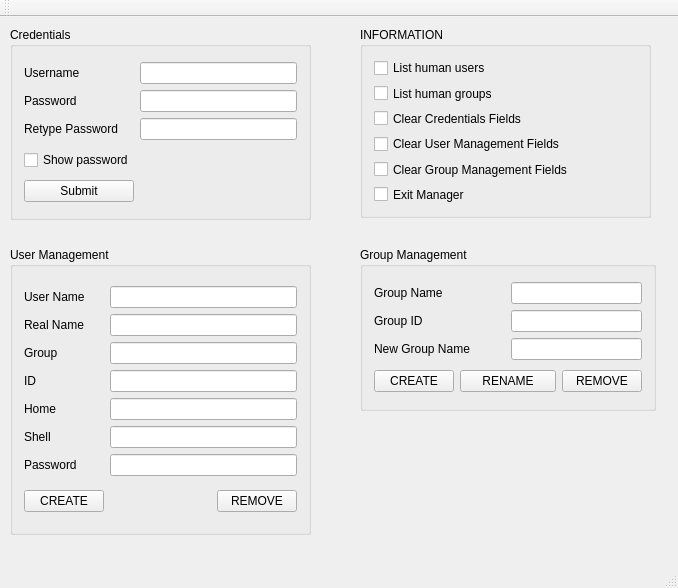
The window that manager.ui (dimkatsi91/Manager) describes before a commit, drawn with Qt 5.
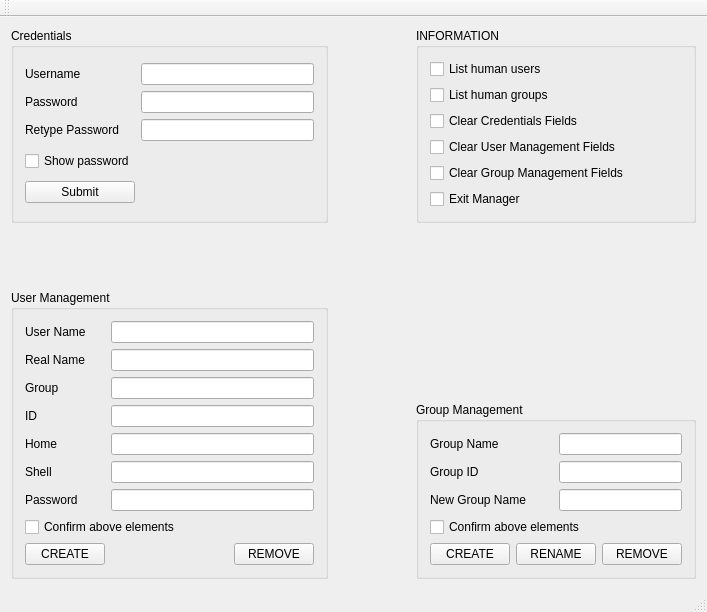
The same window after the commit.

Patch:
```diff
--- a/manager.ui
+++ b/manager.ui
@@ -6,23 +6,17 @@
    <rect>
     <x>0</x>
     <y>0</y>
-    <width>678</width>
-    <height>588</height>
+    <width>707</width>
+    <height>612</height>
    </rect>
   </property>
   <property name="windowTitle">
    <string>Welcome to Linux Manager</string>
   </property>
   <widget class="QWidget" name="centralWidget">
+   <layout class="QGridLayout" name="gridLayout_5">
+    <item row="0" column="0">
    <widget class="QGroupBox" name="Credentials_groupBox">
-    <property name="geometry">
-     <rect>
-      <x>10</x>
-      <y>10</y>
-      <width>301</width>
-      <height>193</height>
-     </rect>
-    </property>
     <property name="title">
      <string>Credentials</string>
     </property>
@@ -81,15 +75,99 @@
      </item>
     </layout>
    </widget>
+    </item>
+    <item row="0" column="1">
+     <spacer name="horizontalSpacer_2">
+      <property name="orientation">
+       <enum>Qt::Horizontal</enum>
+      </property>
+      <property name="sizeHint" stdset="0">
+       <size>
+        <width>62</width>
+        <height>20</height>
+       </size>
+      </property>
+     </spacer>
+    </item>
+    <item row="0" column="2">
+     <widget class="QGroupBox" name="groupBox">
+      <property name="title">
+       <string>INFORMATION</string>
+      </property>
+      <layout class="QGridLayout" name="gridLayout_4">
+       <item row="0" column="0">
+        <widget class="QCheckBox" name="human_users_checkBox">
+         <property name="text">
+          <string>List human users</string>
+         </property>
+        </widget>
+       </item>
+       <item row="1" column="0">
+        <widget class="QCheckBox" name="human_groups_checkBox">
+         <property name="text">
+          <string>List human groups</string>
+         </property>
+        </widget>
+       </item>
+       <item row="2" column="0">
+        <widget class="QCheckBox" name="clear_credentials_checkBox">
+         <property name="text">
+          <string>Clear Credentials Fields</string>
+         </property>
+        </widget>
+       </item>
+       <item row="3" column="0">
+        <widget class="QCheckBox" name="clear_user_fields_checkBox">
+         <property name="text">
+          <string>Clear User Management Fields</string>
+         </property>
+        </widget>
+       </item>
+       <item row="4" column="0">
+        <widget class="QCheckBox" name="clear_group_fields_checkBox">
+         <property name="text">
+          <string>Clear Group Management Fields</string>
+         </property>
+        </widget>
+       </item>
+       <item row="5" column="0">
+        <widget class="QCheckBox" name="exit_manager_checkBox">
+         <property name="text">
+          <string>Exit Manager</string>
+         </property>
+        </widget>
+       </item>
+      </layout>
+     </widget>
+    </item>
+    <item row="1" column="0">
+     <spacer name="verticalSpacer">
+      <property name="orientation">
+       <enum>Qt::Vertical</enum>
+      </property>
+      <property name="sizeHint" stdset="0">
+       <size>
+        <width>20</width>
+        <height>17</height>
+       </size>
+      </property>
+     </spacer>
+    </item>
+    <item row="1" column="2" rowspan="2">
+     <spacer name="verticalSpacer_2">
+      <property name="orientation">
+       <enum>Qt::Vertical</enum>
+      </property>
+      <property name="sizeHint" stdset="0">
+       <size>
+        <width>20</width>
+        <height>121</height>
+       </size>
+      </property>
+     </spacer>
+    </item>
+    <item row="2" column="0" rowspan="2">
    <widget class="QGroupBox" name="user_groupBox">
-    <property name="geometry">
-     <rect>
-      <x>10</x>
-      <y>230</y>
-      <width>301</width>
-      <height>288</height>
-     </rect>
-    </property>
     <property name="title">
      <string>User Management</string>
     </property>
@@ -172,27 +250,34 @@
        </item>
       </layout>
      </item>
-     <item row="1" column="0">
+       <item row="1" column="0" colspan="3">
+        <widget class="QCheckBox" name="confirm_user_stuff_checkBox">
+         <property name="text">
+          <string>Confirm above elements</string>
+         </property>
+        </widget>
+       </item>
+       <item row="2" column="0">
       <widget class="QPushButton" name="create_new_user_button">
        <property name="text">
         <string>CREATE</string>
        </property>
       </widget>
      </item>
-     <item row="1" column="1">
+       <item row="2" column="1">
       <spacer name="horizontalSpacer">
        <property name="orientation">
         <enum>Qt::Horizontal</enum>
        </property>
        <property name="sizeHint" stdset="0">
         <size>
-         <width>102</width>
+           <width>117</width>
          <height>20</height>
         </size>
        </property>
       </spacer>
      </item>
-     <item row="1" column="2">
+       <item row="2" column="2">
       <widget class="QPushButton" name="remove_user_button">
        <property name="text">
         <string>REMOVE</string>
@@ -201,72 +286,22 @@
      </item>
     </layout>
    </widget>
-   <widget class="QGroupBox" name="groupBox">
-    <property name="geometry">
-     <rect>
-      <x>360</x>
-      <y>10</y>
-      <width>291</width>
-      <height>191</height>
-     </rect>
-    </property>
-    <property name="title">
-     <string>INFORMATION</string>
-    </property>
-    <layout class="QGridLayout" name="gridLayout_4">
-     <item row="0" column="0">
-      <widget class="QCheckBox" name="human_users_checkBox">
-       <property name="text">
-        <string>List human users</string>
-       </property>
-      </widget>
-     </item>
-     <item row="1" column="0">
-      <widget class="QCheckBox" name="human_groups_checkBox">
-       <property name="text">
-        <string>List human groups</string>
-       </property>
-      </widget>
-     </item>
-     <item row="2" column="0">
-      <widget class="QCheckBox" name="clear_credentials_checkBox">
-       <property name="text">
-        <string>Clear Credentials Fields</string>
-       </property>
-      </widget>
-     </item>
-     <item row="3" column="0">
-      <widget class="QCheckBox" name="clear_user_fields_checkBox">
-       <property name="text">
-        <string>Clear User Management Fields</string>
-       </property>
-      </widget>
-     </item>
-     <item row="4" column="0">
-      <widget class="QCheckBox" name="clear_group_fields_checkBox">
-       <property name="text">
-        <string>Clear Group Management Fields</string>
-       </property>
-      </widget>
-     </item>
-     <item row="5" column="0">
-      <widget class="QCheckBox" name="exit_manager_checkBox">
-       <property name="text">
-        <string>Exit Manager</string>
-       </property>
-      </widget>
-     </item>
-    </layout>
-   </widget>
+    </item>
+    <item row="3" column="1">
+     <spacer name="horizontalSpacer_3">
+      <property name="orientation">
+       <enum>Qt::Horizontal</enum>
+      </property>
+      <property name="sizeHint" stdset="0">
+       <size>
+        <width>62</width>
+        <height>20</height>
+       </size>
+      </property>
+     </spacer>
+    </item>
+    <item row="3" column="2">
    <widget class="QGroupBox" name="groups_groupBox">
-    <property name="geometry">
-     <rect>
-      <x>360</x>
-      <y>230</y>
-      <width>296</width>
-      <height>164</height>
-     </rect>
-    </property>
     <property name="title">
      <string>Group Management</string>
     </property>
@@ -309,22 +344,29 @@
        </item>
       </layout>
      </item>
-     <item row="1" column="0">
+       <item row="1" column="0" colspan="4">
+        <widget class="QCheckBox" name="confirm_group_stuff_checkBox">
+         <property name="text">
+          <string>Confirm above elements</string>
+         </property>
+        </widget>
+       </item>
+       <item row="2" column="0">
       <widget class="QPushButton" name="create_group_button">
        <property name="text">
         <string>CREATE</string>
        </property>
       </widget>
      </item>
-     <item row="1" column="1" colspan="2">
-      <widget class="QPushButton" name="create_group_button_2">
+       <item row="2" column="1" colspan="2">
+        <widget class="QPushButton" name="rename_group_button">
        <property name="text">
         <string>RENAME</string>
        </property>
       </widget>
      </item>
-     <item row="1" column="3">
-      <widget class="QPushButton" name="create_group_button_3">
+       <item row="2" column="3">
+        <widget class="QPushButton" name="remove_group_button">
        <property name="text">
         <string>REMOVE</string>
        </property>
@@ -332,6 +374,8 @@
      </item>
     </layout>
    </widget>
+    </item>
+   </layout>
   </widget>
   <widget class="QMenuBar" name="menuBar">
    <property name="geometry">
```
Left out of the diff: 2 changed lines with no effect on the pictures. Lines whose indentation alone changed are shown as unchanged.
